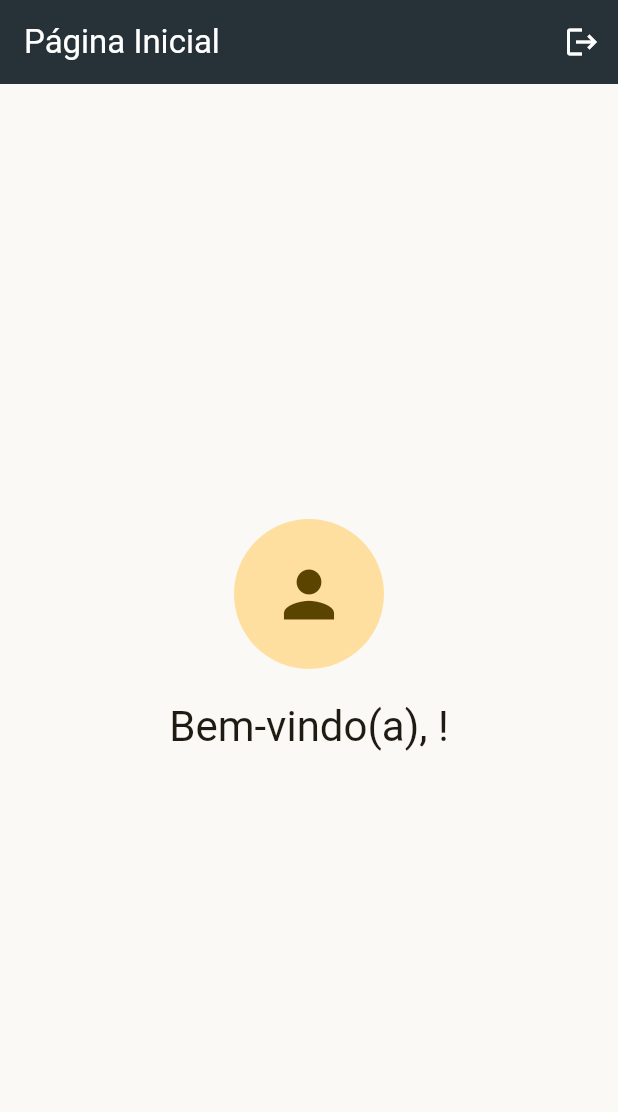
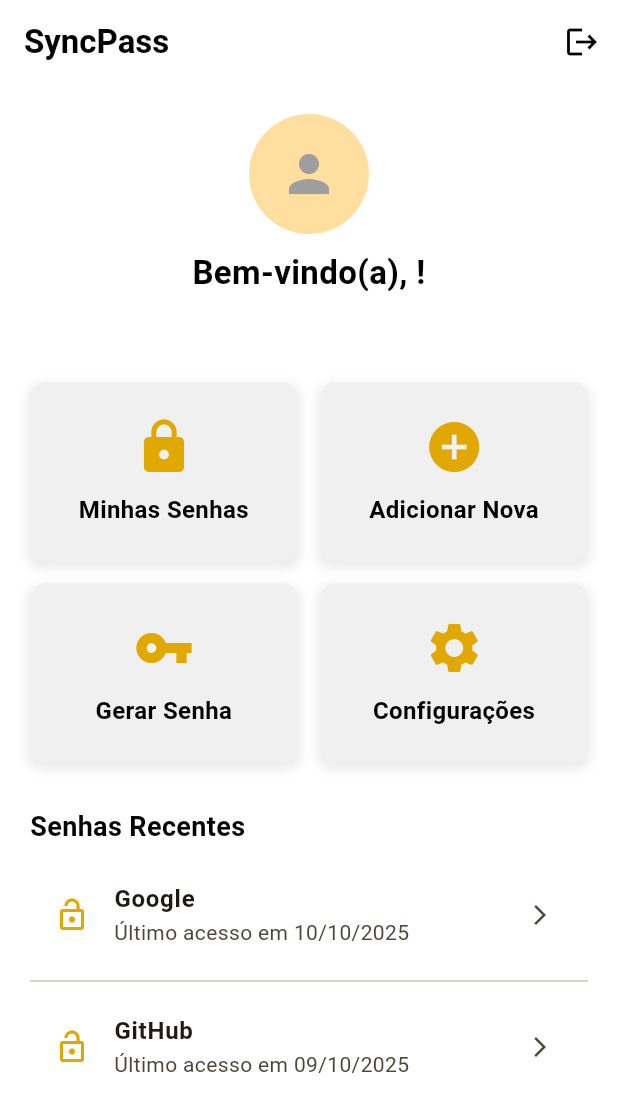
Before and after one commit to PedroHenrique1s/SyncPass, a Flutter app: the HomeScreen screen opened directly, on a phone screen of 412 x 824 dp. Shown: the top 1112 px of the screen. Run offline on Flutter 3.47's test engine with Material 3 defaults, Android fonts, the light colour scheme and no system bars; our stand-ins replace cloud_firestore, firebase_auth, firebase_core, google_sign_in, mask_text_input_formatter; accounts and stored records are empty.

Commit message:
feat(home_screen) alteração da tela principal.

```diff
--- a/lib/Feature/Home/Screen/home_screen.dart
+++ b/lib/Feature/Home/Screen/home_screen.dart
@@ -1,7 +1,15 @@
+// home_screen.dart
+
 import 'package:flutter/material.dart';
 import 'package:firebase_auth/firebase_auth.dart';
-import 'package:sync_pass/Feature/Login/Screen/login_screen.dart'; // Importe a tela de login
+import 'package:sync_pass/Feature/Login/Screen/login_screen.dart';
 import 'package:sync_pass/Feature/Login/Services/auth_method.dart';
+import 'package:sync_pass/Feature/Generator/Screen/generator_screen.dart';
+import 'package:sync_pass/Feature/AddPass/Screen/add_pass_screen.dart';
+import 'package:sync_pass/Feature/Passcode/Screen/passcode_screen.dart';
+
+// Definindo a nova cor amarela
+const Color customYellow = Color(0xFFE0A800);
 
 class HomeScreen extends StatelessWidget {
   const HomeScreen({super.key});
@@ -11,19 +19,20 @@ class HomeScreen extends StatelessWidget {
     final User? user = GoogleSignInService.getCurrentUser();
 
     return Scaffold(
+      backgroundColor: Colors.white,
       appBar: AppBar(
-        backgroundColor: Colors.blueGrey[900],
-        foregroundColor: Colors.white,
-        title: const Text('Página Inicial'),
+        title: const Text(
+          'SyncPass',
+          style: TextStyle(color: Colors.black, fontWeight: FontWeight.bold),
+        ),
+        backgroundColor: Colors.white,
+        elevation: 0,
         actions: [
           IconButton(
-            icon: const Icon(Icons.logout),
+            icon: const Icon(Icons.logout, color: Colors.black),
             tooltip: 'Sair',
             onPressed: () async {
               await GoogleSignInService.signOut();
-
-              // SUGESTÃO 1: Navega imediatamente para a tela de login
-              // para um feedback mais rápido ao utilizador.
               if (context.mounted) {
                 Navigator.of(context).pushAndRemoveUntil(
                   MaterialPageRoute(builder: (context) => const LoginScreen()),
@@ -34,37 +43,189 @@ class HomeScreen extends StatelessWidget {
           ),
         ],
       ),
-      body: Center(
+      body: SingleChildScrollView(
+        child: Padding(
+          padding: const EdgeInsets.symmetric(horizontal: 20.0, vertical: 20.0),
+          child: Column(
+            crossAxisAlignment: CrossAxisAlignment.stretch,
+            children: [
+              // Seção de Boas-Vindas e Avatar
+              _buildUserInfoSection(user),
+              const SizedBox(height: 30),
+
+              // Seção de Menu Central (Grid de Botões)
+              _buildMenuGrid(context),
+              const SizedBox(height: 30),
+
+              // Seção de Informações Adicionais (Cards)
+              _buildRecentPasswordsSection(),
+            ],
+          ),
+        ),
+      ),
+    );
+  }
+
+  // --- Widgets Auxiliares para o Novo Layout ---
+
+  Widget _buildUserInfoSection(User? user) {
+    return Column(
+      crossAxisAlignment: CrossAxisAlignment.center,
+      children: [
+        CircleAvatar(
+          radius: 40,
+          backgroundImage: user?.photoURL != null ? NetworkImage(user!.photoURL!) : null,
+          child: user?.photoURL == null ? const Icon(Icons.person, size: 40, color: Colors.grey) : null,
+        ),
+        const SizedBox(height: 10),
+        Text(
+          'Bem-vindo(a), ${user?.displayName ?? 'Usuário'}!',
+          textAlign: TextAlign.center,
+          style: const TextStyle(
+            fontSize: 22,
+            fontWeight: FontWeight.bold,
+            color: Colors.black,
+          ),
+        ),
+        const SizedBox(height: 5),
+        Text(
+          user?.email ?? '',
+          textAlign: TextAlign.center,
+          style: const TextStyle(
+            fontSize: 16,
+            color: Colors.grey,
+          ),
+        ),
+      ],
+    );
+  }
+
+  Widget _buildMenuGrid(BuildContext context) {
+    // Lista de opções do menu
+    // Dentro de _buildMenuGrid
+
+final List<Map<String, dynamic>> menuItems = [
+  {'title': 'Minhas Senhas', 'icon': Icons.lock, 'onTap': () {
+    Navigator.of(context).push(
+      MaterialPageRoute(builder: (context) => const PasscodeScreen()),
+    );
+  }},
+  {'title': 'Adicionar Nova', 'icon': Icons.add_circle, 'onTap': () {
+    Navigator.of(context).push(
+      MaterialPageRoute(builder: (context) => const AddPassScreen()),
+    );
+  }},
+  {'title': 'Gerar Senha', 'icon': Icons.vpn_key, 'onTap': () {
+    Navigator.of(context).push(
+      MaterialPageRoute(builder: (context) => const GeneratorScreen()),
+    );
+  }},
+  {'title': 'Configurações', 'icon': Icons.settings, 'onTap': () { /* ... */ }},
+];
+
+    return GridView.builder(
+      shrinkWrap: true, // Para o GridView se adaptar ao espaço da Column
+      physics: const NeverScrollableScrollPhysics(), // Desativa o scroll do GridView
+      itemCount: menuItems.length,
+      gridDelegate: const SliverGridDelegateWithFixedCrossAxisCount(
+        crossAxisCount: 2, // 2 colunas
+        childAspectRatio: 1.5, // Proporção para deixar os itens retangulares
+        crossAxisSpacing: 15,
+        mainAxisSpacing: 15,
+      ),
+      itemBuilder: (context, index) {
+        final item = menuItems[index];
+        return _buildMenuItemCard(
+          title: item['title'],
+          icon: item['icon'],
+          onTap: item['onTap'],
+        );
+      },
+    );
+  }
+
+  Widget _buildMenuItemCard({
+    required String title,
+    required IconData icon,
+    required VoidCallback onTap,
+  }) {
+    return InkWell(
+      onTap: onTap,
+      child: Container(
+        decoration: BoxDecoration(
+          color: const Color(0xFFF0F0F0),
+          borderRadius: BorderRadius.circular(10),
+          boxShadow: [
+            BoxShadow(
+              color: Colors.grey.withOpacity(0.2),
+              spreadRadius: 2,
+              blurRadius: 5,
+              offset: const Offset(0, 3),
+            ),
+          ],
+        ),
         child: Column(
           mainAxisAlignment: MainAxisAlignment.center,
           children: [
-            // SUGESTÃO 2: Adicionado um 'child' ao CircleAvatar como fallback
-            // caso a imagem de fundo (backgroundImage) não carregue.
-            CircleAvatar(
-              radius: 50,
-              // Tenta carregar a imagem da rede
-              backgroundImage: user?.photoURL != null
-                  ? NetworkImage(user!.photoURL!)
-                  : null,
-              // Se não houver URL ou a imagem falhar, mostra um ícone padrão
-              child: user?.photoURL == null
-                  ? const Icon(Icons.person, size: 50)
-                  : null,
-            ),
-            const SizedBox(height: 20),
+            Icon(icon, size: 40, color: customYellow), // Cor alterada aqui!
+            const SizedBox(height: 10),
             Text(
-              'Bem-vindo(a), ${user?.displayName ?? 'Usuário'}!',
-              style: Theme.of(context).textTheme.headlineMedium,
+              title,
               textAlign: TextAlign.center,
-            ),
-            const SizedBox(height: 8),
-            Text(
-              user?.email ?? 'Nenhum e-mail fornecido',
-              style: Theme.of(context).textTheme.bodyLarge,
+              style: const TextStyle(
+                fontSize: 16,
+                fontWeight: FontWeight.bold,
+                color: Colors.black,
+              ),
             ),
           ],
         ),
       ),
     );
   }
+
+  Widget _buildRecentPasswordsSection() {
+    return Column(
+      crossAxisAlignment: CrossAxisAlignment.start,
+      children: [
+        const Text(
+          'Senhas Recentes',
+          style: TextStyle(
+            fontSize: 18,
+            fontWeight: FontWeight.bold,
+            color: Colors.black,
+          ),
+        ),
+        const SizedBox(height: 10),
+        // Exemplo de um item de senha
+        _buildPasswordItem(
+          title: 'Google',
+          subtitle: 'Último acesso em 10/10/2025',
+          icon: Icons.lock_open,
+        ),
+        const Divider(),
+        _buildPasswordItem(
+          title: 'GitHub',
+          subtitle: 'Último acesso em 09/10/2025',
+          icon: Icons.lock_open,
+        ),
+      ],
+    );
+  }
+
+  Widget _buildPasswordItem({
+    required String title,
+    required String subtitle,
+    required IconData icon,
+  }) {
+    return ListTile(
+      leading: Icon(icon, color: customYellow), // Cor alterada aqui!
+      title: Text(title, style: const TextStyle(fontWeight: FontWeight.bold)),
+      subtitle: Text(subtitle),
+      trailing: const Icon(Icons.arrow_forward_ios, size: 16),
+      onTap: () {
+        // Ação para visualizar a senha
+      },
+    );
+  }
 }
```
